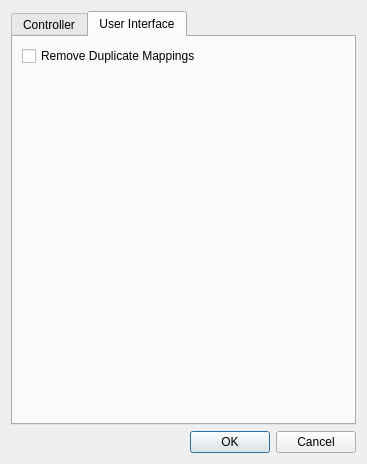
Above: Source/RMG-Input/UserInterface/OptionsDialog.ui from Rosalie241/RMG before the change. Below: the same form after it.
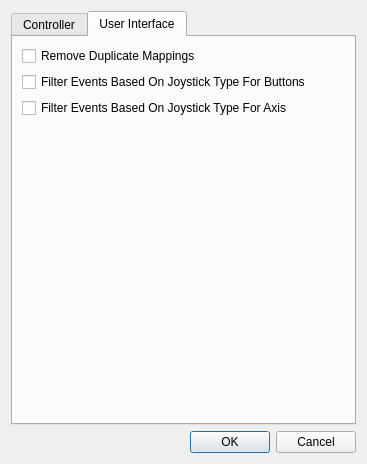
That is the form after the change. The open tabs and pages were chosen to show the change. Icons and pictures are not drawn.

Commit message: RMG-Input: add Input_FilterEventsFor{Buttons,Axis} settings

```diff
--- a/Source/RMG-Input/UserInterface/OptionsDialog.ui
+++ b/Source/RMG-Input/UserInterface/OptionsDialog.ui
@@ -202,6 +202,20 @@
          </property>
         </widget>
        </item>
+       <item>
+        <widget class="QCheckBox" name="filterEventsForButtonsCheckBox">
+         <property name="text">
+          <string>Filter Events Based On Joystick Type For Buttons</string>
+         </property>
+        </widget>
+       </item>
+       <item>
+        <widget class="QCheckBox" name="filterEventsForAxisCheckBox">
+         <property name="text">
+          <string>Filter Events Based On Joystick Type For Axis</string>
+         </property>
+        </widget>
+       </item>
        <item>
         <spacer name="verticalSpacer_2">
          <property name="orientation">
```
The commit also changes 3 other files.
